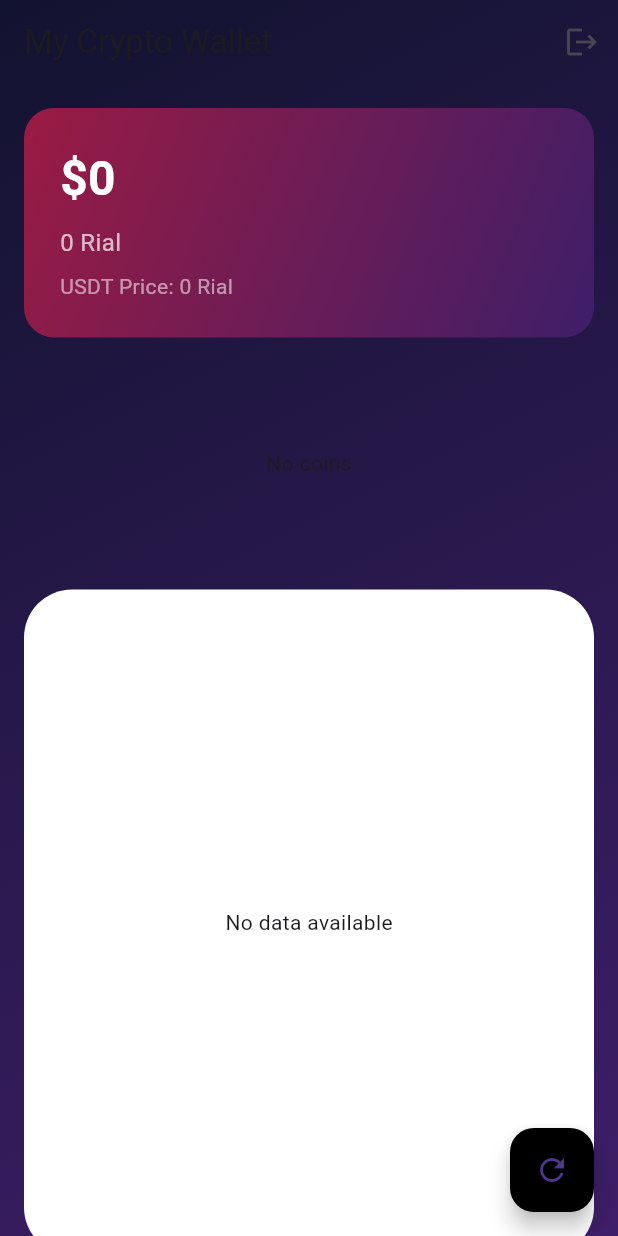
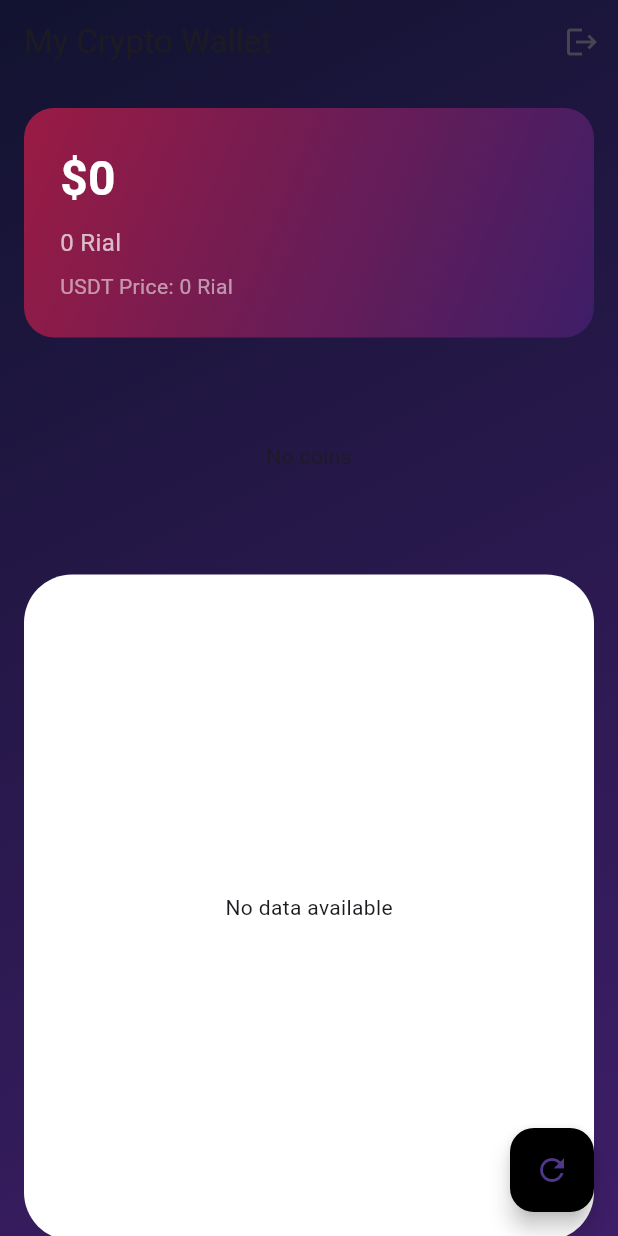
Before and after one commit to erfan2083/exchange, a Flutter app: the HomeScreen screen opened directly, on a phone screen of 412 x 824 dp. Run offline on Flutter 3.47's test engine with Material 3 defaults, Android fonts, the phone set to English and light mode, and no system bars; our stand-ins replace fl_chart, flutter_secure_storage, syncfusion_flutter_charts; accounts and stored records are empty; network calls fail.

Commit message:
soe ui number changes

```diff
--- a/lib/screens/home_screen.dart
+++ b/lib/screens/home_screen.dart
@@ -140,7 +140,7 @@ class _HomeScreenState extends State<HomeScreen> {
 
               // Highlight coins
               SizedBox(
-                height: 120,
+                height: 110,
                 child: prices.isEmpty
                     ? const Center(child: Text("No coins"))
                     : HighlightCarousel(prices: prices.take(11).toList()),
--- a/lib/widgets/Carousel_widget.dart
+++ b/lib/widgets/Carousel_widget.dart
@@ -61,7 +61,7 @@ class _HighlightCarouselState extends State<HighlightCarousel> {
   @override
   Widget build(BuildContext context) {
     return SizedBox(
-      height: 150, // ارتفاع مشخص برای جلوگیری از پرش
+      height: 120, // ارتفاع مشخص برای جلوگیری از پرش
       child: PageView.builder(
         padEnds: false,
         controller: _controller,
@@ -102,7 +102,7 @@ Widget _highlightCoinTile(
     },
     borderRadius: BorderRadius.circular(16),
     child: Container(
-      margin: const EdgeInsets.symmetric(horizontal: 4),
+      margin: const EdgeInsets.symmetric(horizontal: 7),
       width: 100,
       padding: const EdgeInsets.symmetric(vertical: 12),
       decoration: BoxDecoration(
```
